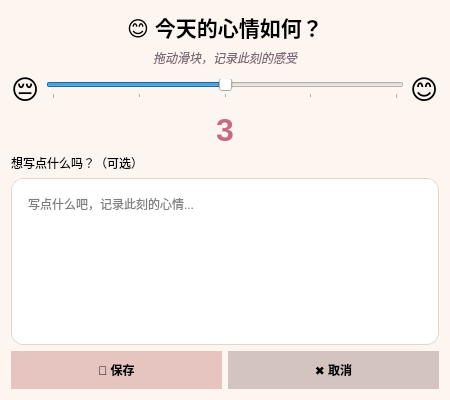
Before: the Qt Designer form mooddialog.ui in Valentina-Yue/HerSpace, drawn with Qt 5.
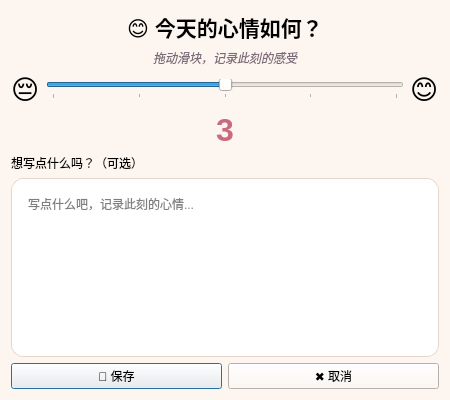
After: the same form once the commit is applied.

Patch:
```diff
--- a/mooddialog.ui
+++ b/mooddialog.ui
@@ -150,17 +150,6 @@
        <property name="minimumHeight">
         <number>40</number>
        </property>
-       <property name="styleSheet">
-        <string notr="true">QPushButton {
-    background-color: #e6c4c0;
-    border-radius: 20px;
-    padding: 10px;
-    font-weight: bold;
-}
-QPushButton:hover {
-    background-color: #dbb2ad;
-}</string>
-       </property>
       </widget>
      </item>
      <item>
@@ -171,17 +160,6 @@
        <property name="minimumHeight">
         <number>40</number>
        </property>
-       <property name="styleSheet">
-        <string notr="true">QPushButton {
-    background-color: #d4c4c0;
-    border-radius: 20px;
-    padding: 10px;
-    font-weight: bold;
-}
-QPushButton:hover {
-    background-color: #c4b2ad;
-}</string>
-       </property>
       </widget>
      </item>
     </layout>
```
Left out of the diff: 27 changed lines with no effect on the pictures.
